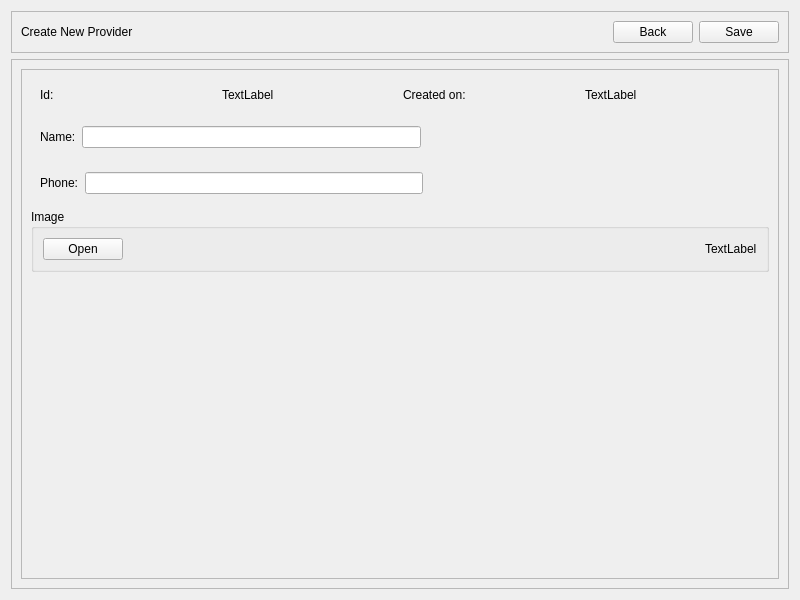
Old version of the form penyamanager/admin/adminnewprovider.ui in the repository eguzki/penyamanager.
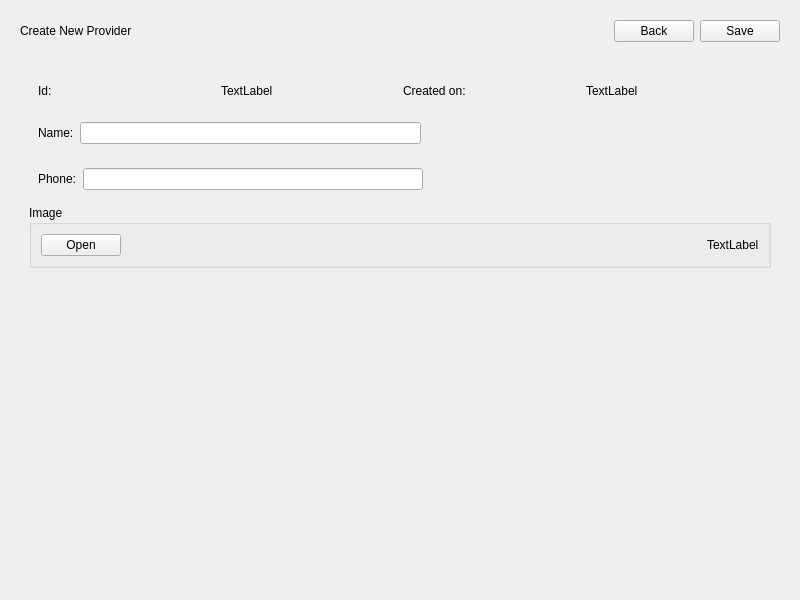
New version of the form.

Patch:
```diff
--- a/penyamanager/admin/adminnewprovider.ui
+++ b/penyamanager/admin/adminnewprovider.ui
@@ -57,19 +57,13 @@
   </property>
   <layout class="QVBoxLayout" name="verticalLayout">
    <item>
-    <widget class="QFrame" name="topFrame">
+    <widget class="QWidget" name="topWidget" native="true">
      <property name="sizePolicy">
       <sizepolicy hsizetype="Preferred" vsizetype="Fixed">
        <horstretch>0</horstretch>
        <verstretch>0</verstretch>
       </sizepolicy>
      </property>
-     <property name="frameShape">
-      <enum>QFrame::StyledPanel</enum>
-     </property>
-     <property name="frameShadow">
-      <enum>QFrame::Raised</enum>
-     </property>
      <layout class="QHBoxLayout" name="horizontalLayout">
       <item>
        <widget class="QLabel" name="titleLabel">
@@ -109,22 +103,10 @@
     </widget>
    </item>
    <item>
-    <widget class="QFrame" name="bottomFrame">
-     <property name="frameShape">
-      <enum>QFrame::StyledPanel</enum>
-     </property>
-     <property name="frameShadow">
-      <enum>QFrame::Raised</enum>
-     </property>
+    <widget class="QWidget" name="bottomWidget" native="true">
      <layout class="QHBoxLayout" name="horizontalLayout_2">
       <item>
-       <widget class="QFrame" name="providerDataFrame">
-        <property name="frameShape">
-         <enum>QFrame::StyledPanel</enum>
-        </property>
-        <property name="frameShadow">
-         <enum>QFrame::Raised</enum>
-        </property>
+       <widget class="QWidget" name="providerDataWidget" native="true">
         <layout class="QVBoxLayout" name="verticalLayout_2">
          <item>
           <widget class="QWidget" name="providerInfoWidget" native="true">
```
